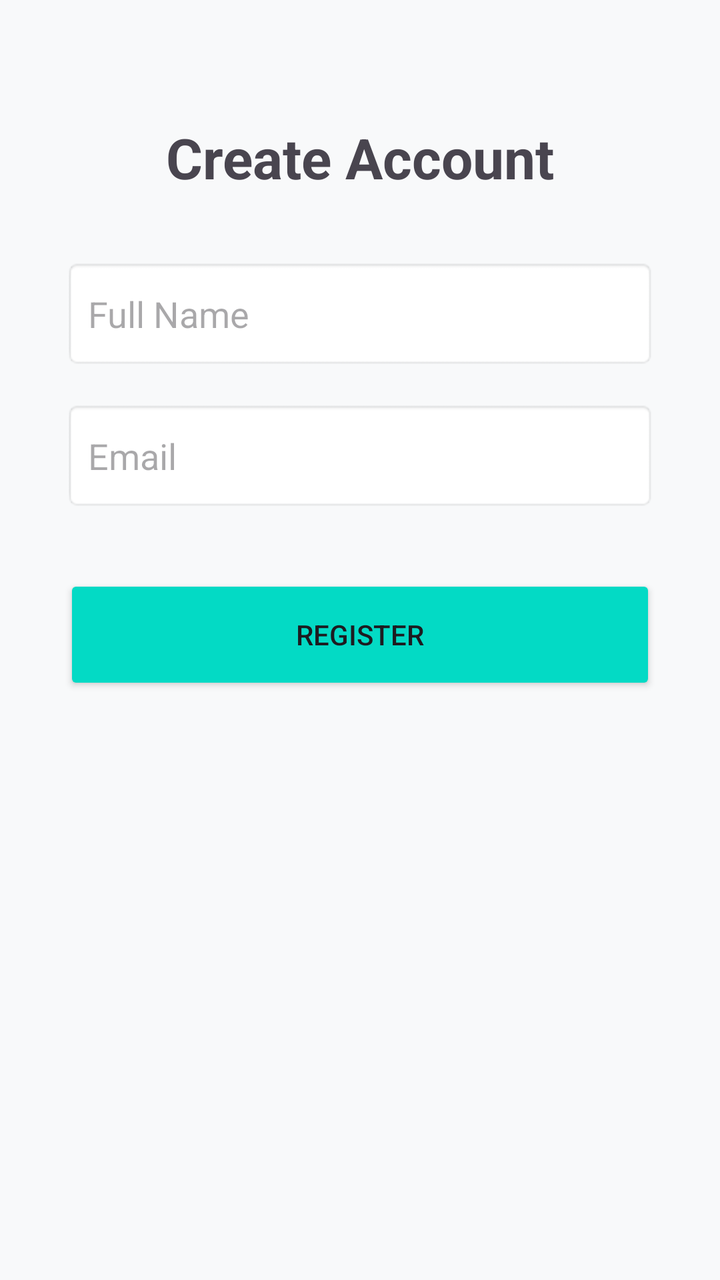
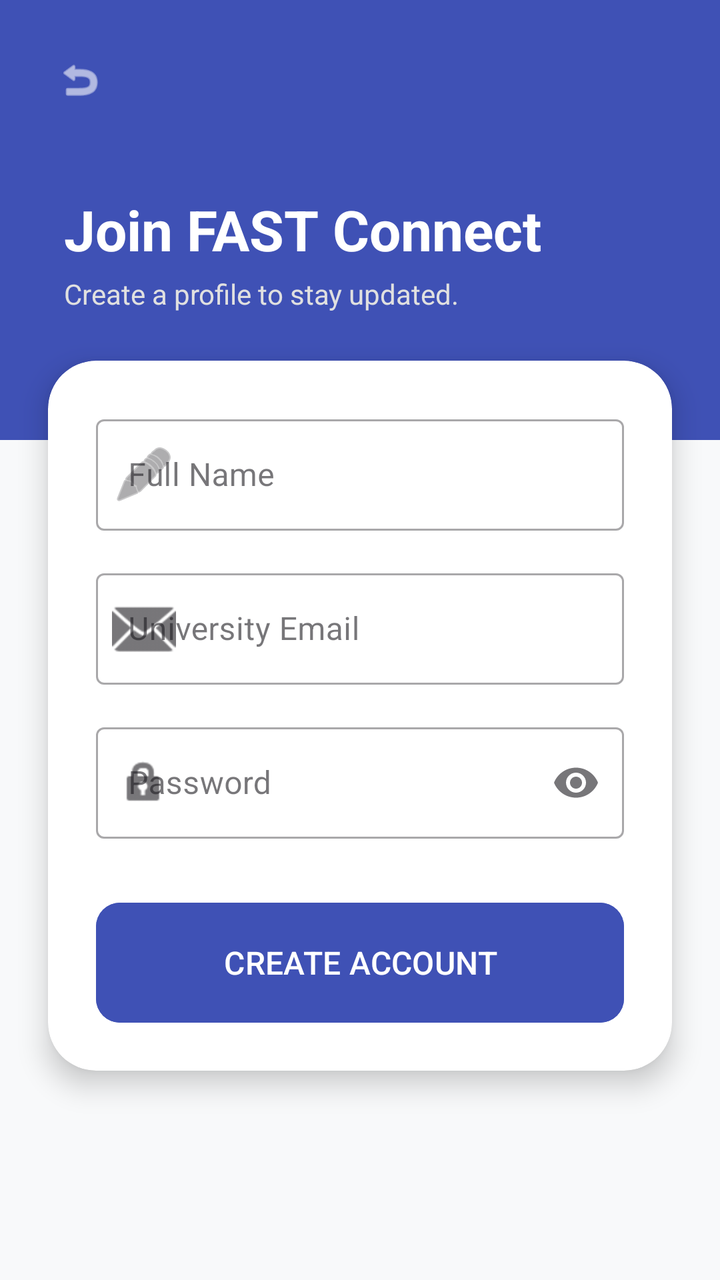

An Android layout rendered at two revisions. The XML below is the earlier revision; the diff shows what the commit changed to produce the second picture.
<!-- AndroidManifest.xml: application theme Theme.FastConnect -->
<!-- res/layout/activity_signup.xml -->
<?xml version="1.0" encoding="utf-8"?>
<androidx.constraintlayout.widget.ConstraintLayout xmlns:android="http://schemas.android.com/apk/res/android"
    xmlns:app="http://schemas.android.com/apk/res-auto"
    android:layout_width="match_parent"
    android:layout_height="match_parent"
    android:background="#F8F9FA">

    <TextView
        android:id="@+id/signUpTitle"
        android:layout_width="wrap_content"
        android:layout_height="wrap_content"
        android:layout_marginTop="60dp"
        android:text="Create Account"
        android:textSize="28sp"
        android:textStyle="bold"
        app:layout_constraintEnd_toEndOf="parent"
        app:layout_constraintStart_toStartOf="parent"
        app:layout_constraintTop_toTopOf="parent" />

    
    <EditText
        android:id="@+id/nameInput"
        android:layout_width="0dp"
        android:layout_height="55dp"
        android:layout_marginHorizontal="32dp"
        android:layout_marginTop="32dp"
        android:background="@android:drawable/editbox_background"
        android:hint="Full Name"
        android:padding="12dp"
        app:layout_constraintEnd_toEndOf="parent"
        app:layout_constraintStart_toStartOf="parent"
        app:layout_constraintTop_toBottomOf="@+id/signUpTitle" />

    
    <EditText
        android:id="@+id/emailSignUp"
        android:layout_width="0dp"
        android:layout_height="55dp"
        android:layout_marginHorizontal="32dp"
        android:layout_marginTop="16dp"
        android:background="@android:drawable/editbox_background"
        android:hint="Email"
        android:padding="12dp"
        app:layout_constraintEnd_toEndOf="parent"
        app:layout_constraintStart_toStartOf="parent"
        app:layout_constraintTop_toBottomOf="@+id/nameInput" />

    
    <Button
        android:id="@+id/btnRegister"
        android:layout_width="0dp"
        android:layout_height="60dp"
        android:layout_marginHorizontal="32dp"
        android:layout_marginTop="32dp"
        android:text="REGISTER"
        android:backgroundTint="#03DAC5"
        app:layout_constraintEnd_toEndOf="parent"
        app:layout_constraintStart_toStartOf="parent"
        app:layout_constraintTop_toBottomOf="@+id/emailSignUp" />

</androidx.constraintlayout.widget.ConstraintLayout>
<!-- resources referenced by this layout -->
<resources>
  <style name="Theme.FastConnect" parent="Base.Theme.FastConnect" />
  <style name="Base.Theme.FastConnect" parent="Theme.Material3.DayNight.NoActionBar">
          
          
      </style>
</resources>

<!-- the commit's change to res/layout/activity_signup.xml (unified diff, before → after) -->
@@ -5,57 +5,130 @@
     android:layout_height="match_parent"
     android:background="#F8F9FA">
 
+    
+    <View
+        android:layout_width="match_parent"
+        android:layout_height="220dp"
+        android:background="#3F51B5"
+        app:layout_constraintTop_toTopOf="parent" />
+
+    <ImageView
+        android:id="@+id/btnBackSignUp"
+        android:layout_width="48dp"
+        android:layout_height="48dp"
+        android:layout_margin="16dp"
+        android:padding="12dp"
+        android:src="@android:drawable/ic_menu_revert"
+        app:tint="#FFFFFF"
+        app:layout_constraintStart_toStartOf="parent"
+        app:layout_constraintTop_toTopOf="parent"
+        android:background="?attr/selectableItemBackgroundBorderless" />
+
     <TextView
         android:id="@+id/signUpTitle"
         android:layout_width="wrap_content"
         android:layout_height="wrap_content"
-        android:layout_marginTop="60dp"
-        android:text="Create Account"
+        android:layout_marginStart="32dp"
+        android:layout_marginTop="32dp"
+        android:text="Join FAST Connect"
+        android:textColor="#FFFFFF"
         android:textSize="28sp"
         android:textStyle="bold"
-        app:layout_constraintEnd_toEndOf="parent"
         app:layout_constraintStart_toStartOf="parent"
-        app:layout_constraintTop_toTopOf="parent" />
+        app:layout_constraintTop_toBottomOf="@id/btnBackSignUp" />
 
-    
-    <EditText
-        android:id="@+id/nameInput"
-        android:layout_width="0dp"
-        android:layout_height="55dp"
-        android:layout_marginHorizontal="32dp"
-        android:layout_marginTop="32dp"
-        android:background="@android:drawable/editbox_background"
-        android:hint="Full Name"
-        android:padding="12dp"
-        app:layout_constraintEnd_toEndOf="parent"
+    <TextView
+        android:id="@+id/signUpSubtitle"
+        android:layout_width="wrap_content"
+        android:layout_height="wrap_content"
+        android:layout_marginStart="32dp"
+        android:layout_marginTop="4dp"
+        android:text="Create a profile to stay updated."
+        android:textColor="#E0E0E0"
+        android:textSize="14sp"
         app:layout_constraintStart_toStartOf="parent"
-        app:layout_constraintTop_toBottomOf="@+id/signUpTitle" />
+        app:layout_constraintTop_toBottomOf="@id/signUpTitle" />
 
-    
-    <EditText
-        android:id="@+id/emailSignUp"
-        android:layout_width="0dp"
-        android:layout_height="55dp"
-        android:layout_marginHorizontal="32dp"
-        android:layout_marginTop="16dp"
-        android:background="@android:drawable/editbox_background"
-        android:hint="Email"
-        android:padding="12dp"
-        app:layout_constraintEnd_toEndOf="parent"
+    <com.google.android.material.card.MaterialCardView
+        android:layout_width="match_parent"
+        android:layout_height="wrap_content"
+        android:layout_marginHorizontal="24dp"
+        android:layout_marginTop="24dp"
+        app:cardCornerRadius="24dp"
+        app:cardElevation="8dp"
+        app:cardBackgroundColor="#FFFFFF"
+        app:strokeWidth="0dp"
+        app:layout_constraintTop_toBottomOf="@id/signUpSubtitle"
         app:layout_constraintStart_toStartOf="parent"
-        app:layout_constraintTop_toBottomOf="@+id/nameInput" />
+        app:layout_constraintEnd_toEndOf="parent">
 
-    
-    <Button
-        android:id="@+id/btnRegister"
-        android:layout_width="0dp"
-        android:layout_height="60dp"
-        android:layout_marginHorizontal="32dp"
-        android:layout_marginTop="32dp"
-        android:text="REGISTER"
-        android:backgroundTint="#03DAC5"
-        app:layout_constraintEnd_toEndOf="parent"
-        app:layout_constraintStart_toStartOf="parent"
-        app:layout_constraintTop_toBottomOf="@+id/emailSignUp" />
+        <LinearLayout
+            android:layout_width="match_parent"
+            android:layout_height="wrap_content"
+            android:orientation="vertical"
+            android:padding="24dp">
+
+            
+            <com.google.android.material.textfield.TextInputLayout
+                style="@style/Widget.MaterialComponents.TextInputLayout.OutlinedBox"
+                android:layout_width="match_parent"
+                android:layout_height="wrap_content"
+                android:hint="Full Name"
+                app:startIconDrawable="@android:drawable/ic_menu_edit">
+
+                <com.google.android.material.textfield.TextInputEditText
+                    android:id="@+id/nameInput"
+                    android:layout_width="match_parent"
+                    android:layout_height="wrap_content"
+                    android:inputType="textPersonName" />
+            </com.google.android.material.textfield.TextInputLayout>
+
+            
+            <com.google.android.material.textfield.TextInputLayout
+                style="@style/Widget.MaterialComponents.TextInputLayout.OutlinedBox"
+                android:layout_width="match_parent"
+                android:layout_height="wrap_content"
+                android:layout_marginTop="16dp"
+                android:hint="University Email"
+                app:startIconDrawable="@android:drawable/ic_dialog_email">
+
+                <com.google.android.material.textfield.TextInputEditText
+                    android:id="@+id/emailSignUp"
+                    android:layout_width="match_parent"
+                    android:layout_height="wrap_content"
+                    android:inputType="textEmailAddress" />
+            </com.google.android.material.textfield.TextInputLayout>
+
+            
+            <com.google.android.material.textfield.TextInputLayout
+                style="@style/Widget.MaterialComponents.TextInputLayout.OutlinedBox"
+                android:layout_width="match_parent"
+                android:layout_height="wrap_content"
+                android:layout_marginTop="16dp"
+                android:hint="Password"
+                app:endIconMode="password_toggle"
+                app:startIconDrawable="@android:drawable/ic_lock_idle_lock">
+
+                <com.google.android.material.textfield.TextInputEditText
+                    android:id="@+id/passwordSignUp"
+                    android:layout_width="match_parent"
+                    android:layout_height="wrap_content"
+                    android:inputType="textPassword" />
+            </com.google.android.material.textfield.TextInputLayout>
+
+            <com.google.android.material.button.MaterialButton
+                android:id="@+id/btnRegister"
+                android:layout_width="match_parent"
+                android:layout_height="60dp"
+                android:layout_marginTop="32dp"
+                android:text="CREATE ACCOUNT"
+                android:textSize="16sp"
+                android:insetTop="0dp"
+                android:insetBottom="0dp"
+                app:cornerRadius="12dp"
+                android:backgroundTint="#3F51B5" />
+
+        </LinearLayout>
+    </com.google.android.material.card.MaterialCardView>
 
 </androidx.constraintlayout.widget.ConstraintLayout>
